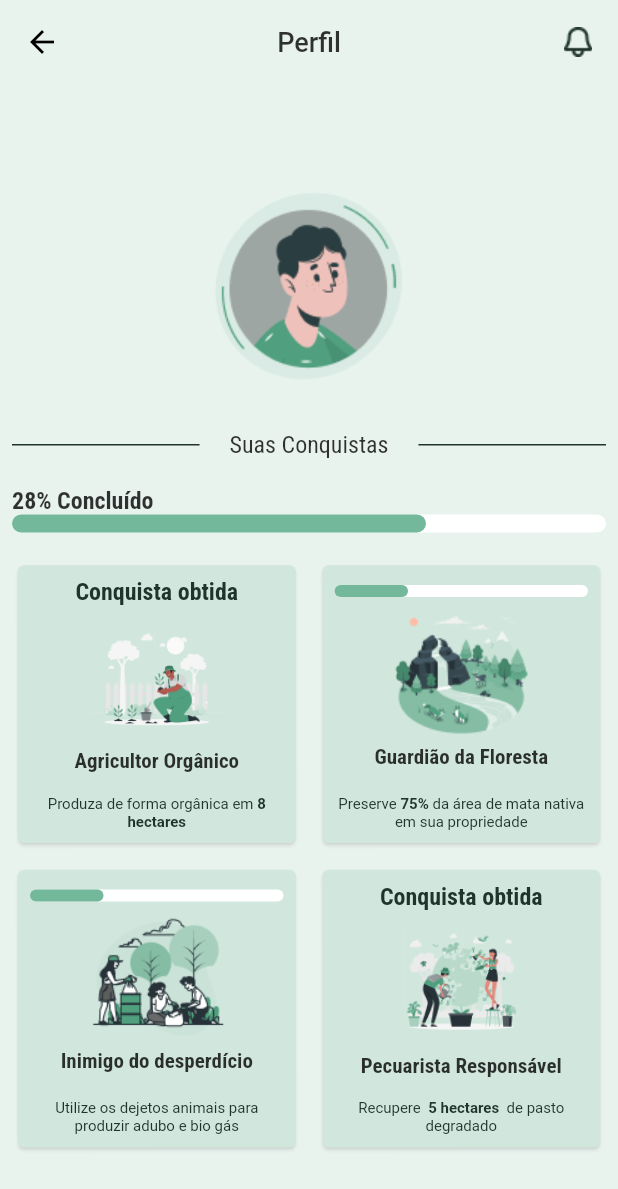
After one commit to fwctecnologia/serpro-hackathon-app, a Flutter app: the PerfilPage screen opened directly, on a phone screen of 412 x 824 dp. The commit adds this screen. Shown: the top 1189 px of the screen. Run offline on Flutter 3.47's test engine with Material 2 defaults, Android fonts, the phone set to English and light mode, and no system bars; our stand-ins replace dio, flutter_carousel_widget, flutter_map, google_fonts, latlong2, webview_flutter; accounts and stored records are empty; network calls fail.

Commit message:
feat: adding perfil screen

```diff
--- a/lib/app/pages/documentos/documentos_page.dart
+++ b/lib/app/pages/documentos/documentos_page.dart
@@ -28,7 +28,6 @@ class _DocumentosPageState extends State<DocumentosPage> {
         title: const Text('Documentos'),
         centerTitle: true,
         forceMaterialTransparency: true,
-        automaticallyImplyLeading: false,
       ),
       bottomNavigationBar: const BottomBar(
         page: BottomBarPage.documentos,
--- /dev/null
+++ b/lib/app/pages/perfil/perfil_page.dart
@@ -0,0 +1,282 @@
+import 'package:abc_monitor/theme.dart';
+import 'package:flutter/material.dart';
+
+import '../../../constants.dart';
+
+class PerfilPage extends StatefulWidget {
+  const PerfilPage({Key? key}) : super(key: key);
+
+  @override
+  State<PerfilPage> createState() => _PerfilPageState();
+}
+
+class _PerfilPageState extends State<PerfilPage> {
+  List<dynamic> docs = [
+    [
+      true,
+      Constants.p1Asset,
+      "Agricultor Orgânico",
+      RichText(
+        textAlign: TextAlign.center,
+        text: const TextSpan(
+          text: "Produza de forma orgânica em ",
+          style: TextStyle(
+            color: AppTheme.kDarkGreen,
+            fontSize: 10,
+          ),
+          children: [
+            TextSpan(
+              text: "8 hectares",
+              style: TextStyle(
+                color: AppTheme.kDarkGreen,
+                fontWeight: FontWeight.bold,
+                fontSize: 10,
+              ),
+            ),
+          ],
+        ),
+      ),
+      1.8,
+    ],
+    [
+      false,
+      Constants.p2Asset,
+      "Guardião da Floresta",
+      RichText(
+        textAlign: TextAlign.center,
+        text: const TextSpan(
+          text: "Preserve",
+          style: TextStyle(
+            color: AppTheme.kDarkGreen,
+            fontSize: 10,
+          ),
+          children: [
+            TextSpan(
+              text: " 75% ",
+              style: TextStyle(
+                color: AppTheme.kDarkGreen,
+                fontWeight: FontWeight.bold,
+                fontSize: 10,
+              ),
+            ),
+            TextSpan(
+              text: "da área de mata nativa em sua propriedade",
+              style: TextStyle(
+                color: AppTheme.kDarkGreen,
+                fontSize: 10,
+              ),
+            ),
+          ],
+        ),
+      ),
+      1.5,
+    ],
+    [
+      false,
+      Constants.p3Asset,
+      "Inimigo do desperdício",
+      RichText(
+        textAlign: TextAlign.center,
+        text: const TextSpan(
+          text: "Utilize os dejetos animais para produzir adubo e bio gás ",
+          style: TextStyle(
+            color: AppTheme.kDarkGreen,
+            fontSize: 10,
+          ),
+        ),
+      ),
+      1.5,
+    ],
+    [
+      true,
+      Constants.p4Asset,
+      "Pecuarista Responsável",
+      RichText(
+        textAlign: TextAlign.center,
+        text: const TextSpan(
+          text: "Recupere ",
+          style: TextStyle(
+            color: AppTheme.kDarkGreen,
+            fontSize: 10,
+          ),
+          children: [
+            TextSpan(
+              text: " 5 hectares ",
+              style: TextStyle(
+                color: AppTheme.kDarkGreen,
+                fontWeight: FontWeight.bold,
+                fontSize: 10,
+              ),
+            ),
+            TextSpan(
+              text: " de pasto degradado",
+              style: TextStyle(
+                color: AppTheme.kDarkGreen,
+                fontSize: 10,
+              ),
+            ),
+          ],
+        ),
+      ),
+      1.5,
+    ],
+  ];
+  @override
+  Widget build(BuildContext context) {
+    return Scaffold(
+      appBar: AppBar(
+        title: const Text('Perfil'),
+        centerTitle: true,
+        forceMaterialTransparency: true,
+        actions: [
+          InkWell(
+            onTap: () {},
+            child: Image.asset(Constants.sininhoAsset),
+          ),
+        ],
+      ),
+      body: Center(
+        child: SingleChildScrollView(
+          child: Column(
+            children: [
+              Image.asset(Constants.personCircleAsset),
+              Padding(
+                padding: const EdgeInsets.all(8.0),
+                child: Row(
+                  children: [
+                    Expanded(
+                      child: Container(
+                        height: 1,
+                        color: AppTheme.kDarkGreen,
+                      ),
+                    ),
+                    Container(
+                      margin: EdgeInsets.symmetric(horizontal: 20),
+                      child: Text(
+                        "Suas Conquistas",
+                        style: Theme.of(context)
+                            .textTheme
+                            .bodySmall!
+                            .copyWith(fontSize: 16),
+                      ),
+                    ),
+                    Expanded(
+                      child: Container(
+                        height: 1,
+                        color: AppTheme.kDarkGreen,
+                      ),
+                    )
+                  ],
+                ),
+              ),
+              Container(height: 2),
+              Padding(
+                padding: const EdgeInsets.all(8.0),
+                child: Column(
+                  crossAxisAlignment: CrossAxisAlignment.start,
+                  children: [
+                    Align(
+                      alignment: Alignment.centerLeft,
+                      child: Text(
+                        "28% Concluído",
+                        style: Theme.of(context).textTheme.bodyMedium!.copyWith(
+                              fontSize: 16,
+                              fontWeight: FontWeight.bold,
+                            ),
+                      ),
+                    ),
+                    Container(
+                      padding: const EdgeInsets.only(right: 120),
+                      decoration: BoxDecoration(
+                        color: Colors.white,
+                        borderRadius: BorderRadius.circular(10),
+                      ),
+                      child: Container(
+                        height: 12,
+                        decoration: BoxDecoration(
+                          color: AppTheme.kDefaultColor,
+                          borderRadius: BorderRadius.circular(10),
+                        ),
+                      ),
+                    ),
+                  ],
+                ),
+              ),
+              Container(height: 2),
+              Padding(
+                padding: const EdgeInsets.all(8.0),
+                child: GridView(
+                  shrinkWrap: true,
+                  gridDelegate: const SliverGridDelegateWithFixedCrossAxisCount(
+                    crossAxisCount: 2,
+                    crossAxisSpacing: 10,
+                    mainAxisSpacing: 10,
+                  ),
+                  children: [
+                    ...docs
+                        .map((e) => card(e[0], e[1], e[2], e[3], e[4]))
+                        .toList(),
+                  ],
+                ),
+              )
+            ],
+          ),
+        ),
+      ),
+    );
+  }
+
+  Widget card(bool finalizado, String imageAsset, String titulo, Widget child,
+      double scale) {
+    return Card(
+      color: Color(0xffD1E7DD),
+      shadowColor: Colors.white,
+      child: Padding(
+        padding: const EdgeInsets.all(8.0),
+        child: Column(
+          mainAxisAlignment: MainAxisAlignment.spaceBetween,
+          children: [
+            finalizado
+                ? Text(
+                    "Conquista obtida",
+                    style: Theme.of(context).textTheme.bodyMedium!.copyWith(
+                          fontSize: 16,
+                          fontWeight: FontWeight.bold,
+                          color: AppTheme.kDarkGreen,
+                        ),
+                  )
+                : Container(
+                    margin: const EdgeInsets.only(top: 5),
+                    padding: const EdgeInsets.only(right: 120),
+                    decoration: BoxDecoration(
+                      color: Colors.white,
+                      borderRadius: BorderRadius.circular(10),
+                    ),
+                    child: Container(
+                      height: 8,
+                      decoration: BoxDecoration(
+                        color: AppTheme.kDefaultColor,
+                        borderRadius: BorderRadius.circular(10),
+                      ),
+                    ),
+                  ),
+            Image.asset(
+              imageAsset,
+              width: 90,
+              height: 90,
+            ),
+            Text(
+              titulo,
+              style: Theme.of(context).textTheme.headlineMedium!.copyWith(
+                    fontSize: 14,
+                    fontWeight: FontWeight.bold,
+                  ),
+            ),
+            Container(height: 10),
+            child
+          ],
+        ),
+      ),
+    );
+  }
+}
--- a/lib/constants.dart
+++ b/lib/constants.dart
@@ -13,6 +13,11 @@ class Constants {
   static const String sininhoAsset = 'assets/sininho.png';
   static const String personAsset = 'assets/person.png';
   static const String carboninhoAsset = 'assets/carboninho.png';
+  static const String personCircleAsset = 'assets/person-circle.png';
+  static const String p1Asset = 'assets/p1.png';
+  static const String p2Asset = 'assets/p2.png';
+  static const String p3Asset = 'assets/p3.png';
+  static const String p4Asset = 'assets/p4.png';
 
   static List<Color> coresIndicadoras = [
     AppTheme.kDefaultColor,
```
Also changed, not shown: lib/app/pages/documentos/documentos_informativos_page.dart (added, +161 -0 lines), lib/app/pages/home/home_page.dart (+7 -1 lines), lib/widgets/bottom_bar.dart (+8 -4 lines), lib/widgets/card_conquistas_widget.dart (added, +98 -0 lines), assets/p1.png (added), assets/p2.png (added), assets/p3.png (added), assets/p4.png (added), assets/person-circle.png (added), 1 other file.
